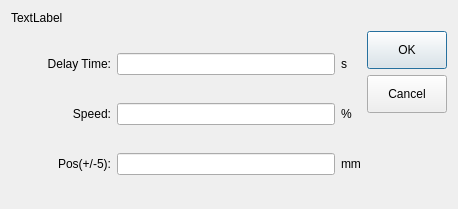
This is hcinstruction/icautorunrevise.ui in GaussCheng/2-5AxisPunch as Qt 5 draws it before an edit. The edited form follows.
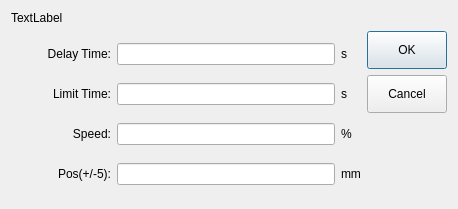
This is the edited form. Custom widgets are drawn as their Qt base class.

What changed in the file:
```diff
--- a/hcinstruction/icautorunrevise.ui
+++ b/hcinstruction/icautorunrevise.ui
@@ -56,7 +56,7 @@
        <item row="0" column="1">
         <widget class="ICLineEditWithVirtualNumericKeypad" name="delayEdit"/>
        </item>
-       <item row="1" column="0">
+       <item row="2" column="0">
         <widget class="QLabel" name="speedLabel">
          <property name="minimumSize">
           <size>
@@ -72,10 +72,10 @@
          </property>
         </widget>
        </item>
-       <item row="1" column="1">
+       <item row="2" column="1">
         <widget class="ICLineEditWithVirtualNumericKeypad" name="speedEdit"/>
        </item>
-       <item row="2" column="0">
+       <item row="3" column="0">
         <widget class="QLabel" name="positionLabel">
          <property name="minimumSize">
           <size>
@@ -91,7 +91,7 @@
          </property>
         </widget>
        </item>
-       <item row="2" column="1">
+       <item row="3" column="1">
         <widget class="ICIncrementalLineEdit" name="posEdit"/>
        </item>
        <item row="0" column="2">
@@ -101,20 +101,46 @@
          </property>
         </widget>
        </item>
-       <item row="1" column="2">
+       <item row="2" column="2">
         <widget class="QLabel" name="precentLabel">
          <property name="text">
           <string>%</string>
          </property>
         </widget>
        </item>
-       <item row="2" column="2">
+       <item row="3" column="2">
         <widget class="QLabel" name="mmLabel">
          <property name="text">
           <string>mm</string>
          </property>
         </widget>
        </item>
+       <item row="1" column="0">
+        <widget class="QLabel" name="limitTimeLabel">
+         <property name="minimumSize">
+          <size>
+           <width>80</width>
+           <height>0</height>
+          </size>
+         </property>
+         <property name="text">
+          <string>Limit Time:</string>
+         </property>
+         <property name="alignment">
+          <set>Qt::AlignRight|Qt::AlignTrailing|Qt::AlignVCenter</set>
+         </property>
+        </widget>
+       </item>
+       <item row="1" column="1">
+        <widget class="ICLineEditWithVirtualNumericKeypad" name="limitEdit"/>
+       </item>
+       <item row="1" column="2">
+        <widget class="QLabel" name="limitUnitLabel">
+         <property name="text">
+          <string>s</string>
+         </property>
+        </widget>
+       </item>
       </layout>
      </item>
      <item>
```
